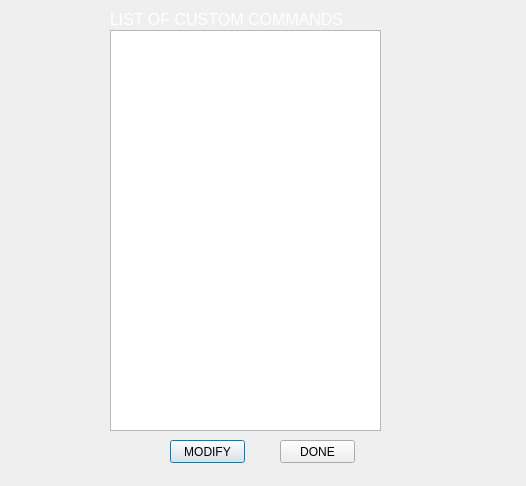
The window that VDATABASE/modify.ui (DustinY/VILAN) describes before a commit, drawn with Qt 5.
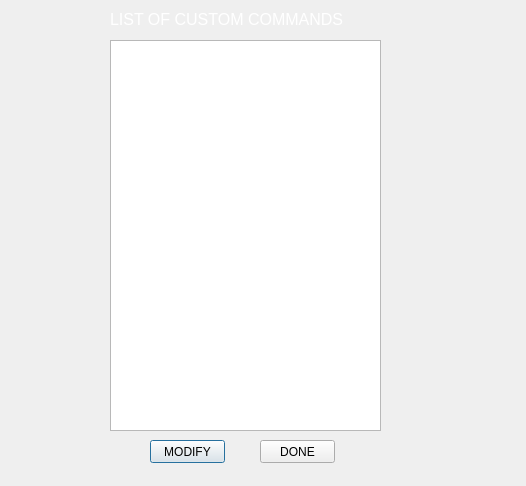
The same window after the commit. Icons and pictures are not drawn.

Patch:
```diff
--- a/VDATABASE/modify.ui
+++ b/VDATABASE/modify.ui
@@ -17,9 +17,9 @@
    <property name="geometry">
     <rect>
      <x>110</x>
-     <y>30</y>
+     <y>40</y>
      <width>271</width>
-     <height>401</height>
+     <height>391</height>
     </rect>
    </property>
    <property name="autoFormatting">
@@ -37,7 +37,7 @@
     <rect>
      <x>110</x>
      <y>10</y>
-     <width>271</width>
+     <width>281</width>
      <height>20</height>
     </rect>
    </property>
@@ -48,7 +48,7 @@
   <widget class="QPushButton" name="pushButton_save">
    <property name="geometry">
     <rect>
-     <x>170</x>
+     <x>150</x>
      <y>440</y>
      <width>75</width>
      <height>23</height>
@@ -87,7 +87,7 @@
   <widget class="QPushButton" name="pushButton_2">
    <property name="geometry">
     <rect>
-     <x>280</x>
+     <x>260</x>
      <y>440</y>
      <width>75</width>
      <height>23</height>
```
Left out of the diff: 3 changed lines with no effect on the pictures.
